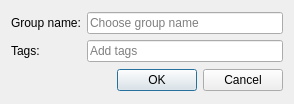
Old version of the form src/libs/vtools/dialogs/tools/dialoggroup.ui in the repository dismine/valentina.
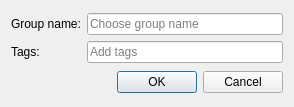
New version of the form. Icons and pictures are not drawn. Custom widgets are drawn as their Qt base class.

Patch:
```diff
--- a/src/libs/vtools/dialogs/tools/dialoggroup.ui
+++ b/src/libs/vtools/dialogs/tools/dialoggroup.ui
@@ -7,7 +7,7 @@
     <x>0</x>
     <y>0</y>
     <width>294</width>
-    <height>104</height>
+    <height>107</height>
    </rect>
   </property>
   <property name="windowTitle">
```
Left out of the diff: 2 changed lines with no effect on the pictures.
